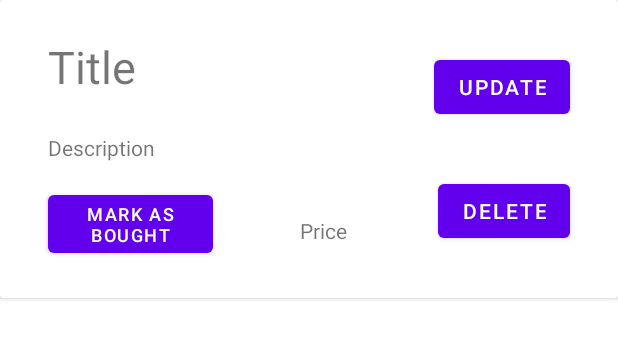
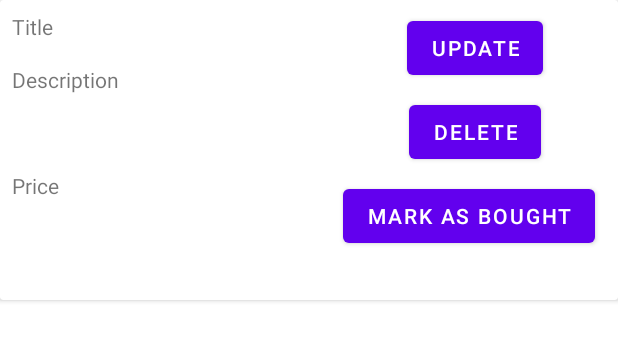
Before and after one commit to giaopham99/RoommateShopping, an Android app: the layout shopping_item.xml on its own in the app's theme, with its tools: preview values and no code run, on a phone screen of 412 x 824 dp. Shown: the top 341 px of the screen. Run offline under Robolectric (Android 15) with nearby library versions, the phone set to English and light mode, and no system bars.

Commit message:
implemented ability to add item to shopping list

```diff
--- a/app/src/main/AndroidManifest.xml
+++ b/app/src/main/AndroidManifest.xml
@@ -9,7 +9,8 @@
         android:roundIcon="@mipmap/ic_launcher_round"
         android:supportsRtl="true"
         android:theme="@style/Theme.Finalproject">
-        <activity android:name=".UpdateItemActivity"></activity>
+        <activity android:name=".AddItemActivity"></activity>
+        <activity android:name=".UpdateItemActivity" />
         <activity android:name=".ShoppingListActivity" />
         <activity android:name=".SignoutActivity" />
         <activity android:name=".LoginActivity" />
--- a/app/src/main/res/layout/shopping_item.xml
+++ b/app/src/main/res/layout/shopping_item.xml
@@ -3,7 +3,8 @@
     xmlns:app="http://schemas.android.com/apk/res-auto"
     xmlns:tools="http://schemas.android.com/tools"
     android:layout_width="match_parent"
-    android:layout_height="match_parent">
+    android:layout_height="match_parent"
+    android:orientation="vertical">
 
     <androidx.cardview.widget.CardView
         android:layout_width="match_parent"
@@ -11,68 +12,51 @@
 
         <androidx.constraintlayout.widget.ConstraintLayout
             android:layout_width="match_parent"
-            android:layout_height="wrap_content">
+            android:layout_height="match_parent">
 
             <TextView
                 android:id="@+id/itemName"
-                android:layout_width="200dp"
+                android:layout_width="wrap_content"
                 android:layout_height="wrap_content"
-                android:layout_marginStart="32dp"
-                android:layout_marginLeft="32dp"
-                android:layout_marginTop="24dp"
-                android:layout_marginBottom="24dp"
+                android:layout_marginStart="8dp"
+                android:layout_marginLeft="8dp"
+                android:layout_marginTop="8dp"
                 android:text="Title"
-                android:textSize="30sp"
-                app:layout_constraintBottom_toTopOf="@+id/itemDetails"
                 app:layout_constraintStart_toStartOf="parent"
                 app:layout_constraintTop_toTopOf="parent" />
 
             <TextView
                 android:id="@+id/itemDetails"
-                android:layout_width="230dp"
+                android:layout_width="wrap_content"
                 android:layout_height="wrap_content"
-                android:layout_marginTop="24dp"
+                android:layout_marginStart="8dp"
+                android:layout_marginLeft="8dp"
+                android:layout_marginTop="16dp"
                 android:text="Description"
-                app:layout_constraintStart_toStartOf="@+id/itemName"
+                app:layout_constraintStart_toStartOf="parent"
                 app:layout_constraintTop_toBottomOf="@+id/itemName" />
 
             <TextView
                 android:id="@+id/itemPrice"
                 android:layout_width="wrap_content"
                 android:layout_height="wrap_content"
-                android:layout_marginStart="200dp"
-                android:layout_marginLeft="200dp"
+                android:layout_marginStart="8dp"
+                android:layout_marginLeft="8dp"
                 android:layout_marginTop="16dp"
-                android:layout_marginBottom="16dp"
+                android:layout_marginBottom="32dp"
                 android:text="Price"
                 app:layout_constraintBottom_toBottomOf="parent"
                 app:layout_constraintStart_toStartOf="parent"
                 app:layout_constraintTop_toBottomOf="@+id/itemDetails" />
 
             <Button
-                android:id="@+id/button2"
-                android:layout_width="110dp"
-                android:layout_height="wrap_content"
-                android:layout_marginStart="32dp"
-                android:layout_marginLeft="32dp"
-                android:layout_marginTop="16dp"
-                android:layout_marginBottom="24dp"
-                android:text="Mark as Bought"
-                android:textSize="12sp"
-                app:layout_constraintBottom_toBottomOf="parent"
-                app:layout_constraintStart_toStartOf="parent"
-                app:layout_constraintTop_toBottomOf="@+id/itemDetails"
-                app:layout_constraintVertical_bias="1.0" />
-
-            <Button
                 android:id="@+id/updateItemButton"
                 android:layout_width="wrap_content"
                 android:layout_height="wrap_content"
-                android:layout_marginTop="16dp"
-                android:layout_marginEnd="32dp"
-                android:layout_marginRight="32dp"
+                android:layout_marginTop="8dp"
+                android:layout_marginEnd="50dp"
+                android:layout_marginRight="50dp"
                 android:text="Update"
-                app:layout_constraintBottom_toTopOf="@+id/deleteItemButton"
                 app:layout_constraintEnd_toEndOf="parent"
                 app:layout_constraintTop_toTopOf="parent" />
 
@@ -80,15 +64,27 @@
                 android:id="@+id/deleteItemButton"
                 android:layout_width="wrap_content"
                 android:layout_height="wrap_content"
-                android:layout_marginTop="16dp"
-                android:layout_marginEnd="32dp"
-                android:layout_marginRight="32dp"
-                android:layout_marginBottom="16dp"
+                android:layout_marginTop="8dp"
                 android:text="Delete"
+                app:layout_constraintEnd_toEndOf="@+id/updateItemButton"
+                app:layout_constraintStart_toStartOf="@+id/updateItemButton"
+                app:layout_constraintTop_toBottomOf="@+id/updateItemButton" />
+
+            <Button
+                android:id="@+id/markItemButton"
+                android:layout_width="wrap_content"
+                android:layout_height="wrap_content"
+                android:layout_marginTop="8dp"
+                android:layout_marginEnd="8dp"
+                android:layout_marginRight="8dp"
+                android:layout_marginBottom="32dp"
+                android:text="Mark as bought"
                 app:layout_constraintBottom_toBottomOf="parent"
-                app:layout_constraintEnd_toEndOf="parent"
-                app:layout_constraintTop_toBottomOf="@+id/updateItemButton" />
+                app:layout_constraintEnd_toEndOf="@+id/deleteItemButton"
+                app:layout_constraintStart_toStartOf="@+id/deleteItemButton"
+                app:layout_constraintTop_toBottomOf="@+id/deleteItemButton" />
 
         </androidx.constraintlayout.widget.ConstraintLayout>
     </androidx.cardview.widget.CardView>
+
 </LinearLayout>
--- a/app/src/main/res/values/strings.xml
+++ b/app/src/main/res/values/strings.xml
@@ -1,5 +1,5 @@
 <resources>
-    <string name="app_name">Shopping List</string>
+    <string name="app_name">GrocerySplit!</string>
     <string name="title_activity_login">LoginActivity</string>
     <string name="prompt_email">Email</string>
     <string name="prompt_password">Password</string>
```
Also changed, not shown: app/src/main/java/cs/uga/edu/finalproject/AddItemActivity.java (added, +81 -0 lines), app/src/main/java/cs/uga/edu/finalproject/Item.java (+18 -4 lines), app/src/main/java/cs/uga/edu/finalproject/ShoppingItemRecyclerAdapter.java (+6 -2 lines), app/src/main/java/cs/uga/edu/finalproject/ShoppingListActivity.java (+28 -1 lines), app/src/main/res/layout/activity_add_item.xml (added, +115 -0 lines), app/src/main/res/layout/activity_shopping_list.xml (+21 -5 lines).
